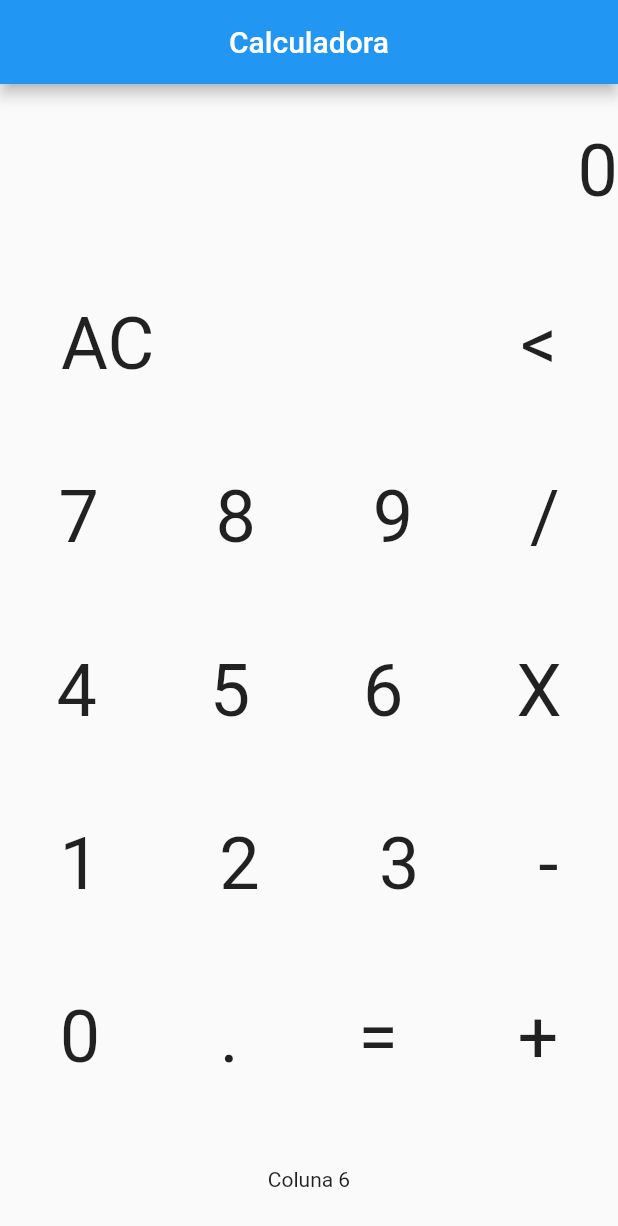
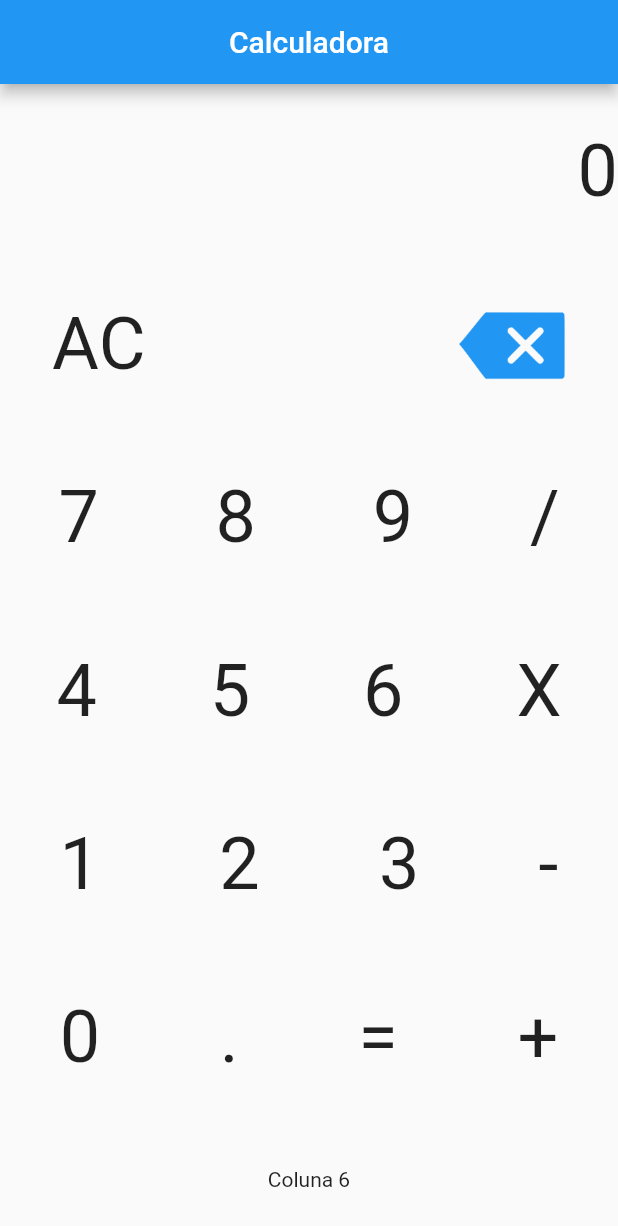
Before and after one commit to lucasantoniodev/Aprendendo_flutter_com_daves, a Flutter app: the screen it shows after launch, on a phone screen of 412 x 824 dp. Shown: the top 1226 px of the screen. Run offline on Flutter 3.47's test engine with Material 2 defaults, Android fonts, the phone set to English and light mode, and no system bars.

Commit message:
Finalizando calculadora básica e adicionando um icon em formato de imagem

```diff
--- a/lib/main.dart
+++ b/lib/main.dart
@@ -150,11 +150,8 @@ class _MyAppState extends State<MyApp> {
                 ),
                 GestureDetector(
                   onTap: () => calcular('<'),
-                  child: Text(
-                    '<',
-                    style: TextStyle(fontSize: 48),
+                  child: Image.asset('assets/images/backspace.png',width: 72,color: Colors.blue),
                   ),
-                ),
               ],
             ),
             Row(
--- a/pubspec.yaml
+++ b/pubspec.yaml
@@ -59,8 +59,8 @@ flutter:
 
   # To add assets to your application, add an assets section, like this:
   assets:
-    - assets/images/dog.jpg
-    - assets/images/dog.webp
+    - assets/images/backspace.png
+
 
   # An image asset can refer to one or more resolution-specific "variants", see
   # https://flutter.dev/assets-and-images/#resolution-aware.
```
Also changed, not shown: assets/images/backspace.png (added), assets/images/dog.jpg (deleted), assets/images/dog.webp (deleted).
